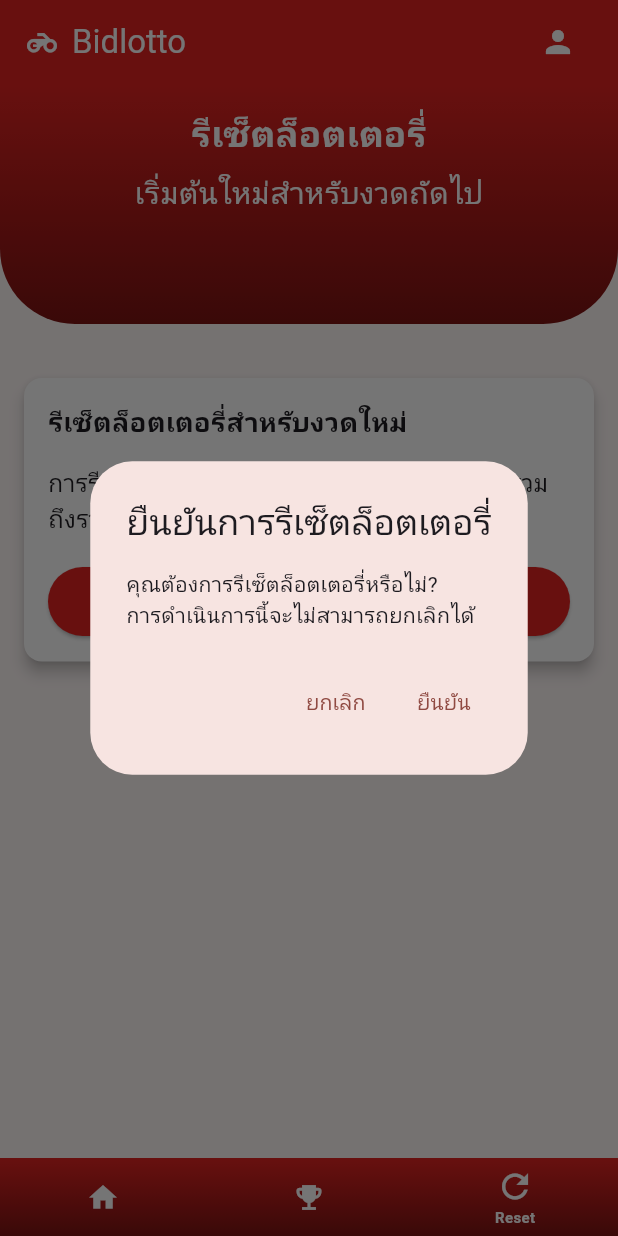
After one commit to l3lasx/bidlotto, a Flutter app: the ResetLottoAdmin screen opened by its route, after a tap on "รีเซ็ตล็อตเตอรี่", on a phone screen of 412 x 824 dp. The commit adds this screen. Run offline on Flutter 3.47's test engine with Material 3 defaults, Android fonts, the phone set to English and light mode, and no system bars; our stand-ins replace dio, flutter_riverpod, go_router, google_fonts, shared_preferences; accounts and stored records are empty; Roboto replaces fonts that are missing (Prompt).

Commit message:
add reset lotto page add route to reset lotto page in main

```diff
--- a/lib/main.dart
+++ b/lib/main.dart
@@ -10,6 +10,8 @@
 import 'package:go_router/go_router.dart';
 import 'package:google_fonts/google_fonts.dart';
 import 'package:flutter_riverpod/flutter_riverpod.dart';
+
+import 'pages/reset_lotto_admin.dart';
 
 void main() {
   runApp(const MyApp());
@@ -93,7 +95,7 @@
         GoRoute(
           path: '/Reset',
           builder: (BuildContext context, GoRouterState state) {
-            return const Scaffold(body: Center(child: Text('Reset Page')));
+            return const ResetLottoAdmin();
           },
         ),
       ],
--- /dev/null
+++ b/lib/pages/reset_lotto_admin.dart
@@ -0,0 +1,158 @@
+import 'package:flutter/material.dart';
+import 'package:go_router/go_router.dart';
+
+class ResetLottoAdmin extends StatefulWidget {
+  const ResetLottoAdmin({super.key});
+
+  @override
+  State<ResetLottoAdmin> createState() => _ResetLottoAdminState();
+}
+
+class _ResetLottoAdminState extends State<ResetLottoAdmin> {
+  final Color mainColor = const Color(0xFFE32321);
+  final Color darkerColor = const Color(0xFF7D1312);
+
+  Future<void> showConfirmationDialog() async {
+    return showDialog<void>(
+      context: context,
+      barrierDismissible: false,
+      builder: (BuildContext context) {
+        return AlertDialog(
+          title: Text('ยืนยันการรีเซ็ตล็อตเตอรี่'),
+          content: SingleChildScrollView(
+            child: ListBody(
+              children: <Widget>[
+                Text('คุณต้องการรีเซ็ตล็อตเตอรี่หรือไม่?'),
+                Text('การดำเนินการนี้จะไม่สามารถยกเลิกได้'),
+              ],
+            ),
+          ),
+          actions: <Widget>[
+            TextButton(
+              child: Text('ยกเลิก'),
+              onPressed: () {
+                Navigator.of(context).pop();
+              },
+            ),
+            TextButton(
+              child: Text('ยืนยัน'),
+              onPressed: () {
+                Navigator.of(context).pop();
+                // Add reset logic here
+                ScaffoldMessenger.of(context).showSnackBar(
+                  SnackBar(content: Text('ล็อตเตอรี่ถูกรีเซ็ตแล้ว')),
+                );
+              },
+            ),
+          ],
+        );
+      },
+    );
+  }
+
+  @override
+  Widget build(BuildContext context) {
+    return Scaffold(
+      appBar: AppBar(
+        backgroundColor: mainColor,
+        title: Row(
+          mainAxisAlignment: MainAxisAlignment.spaceBetween,
+          children: [
+            const Row(
+              children: [
+                Icon(Icons.motorcycle, color: Colors.white),
+                SizedBox(width: 8),
+                Text('Bidlotto', style: TextStyle(color: Colors.white)),
+              ],
+            ),
+            IconButton(
+              icon: const Icon(Icons.person, color: Colors.white),
+              onPressed: () {
+                context.push('/profile');
+              },
+            ),
+          ],
+        ),
+      ),
+      body: SingleChildScrollView(
+        child: Column(
+          children: [
+            Container(
+              width: double.infinity,
+              height: 160,
+              decoration: BoxDecoration(
+                gradient: LinearGradient(
+                  begin: Alignment.topCenter,
+                  end: Alignment.bottomCenter,
+                  colors: [mainColor, darkerColor],
+                ),
+                borderRadius: const BorderRadius.only(
+                  bottomLeft: Radius.circular(50),
+                  bottomRight: Radius.circular(50),
+                ),
+              ),
+              padding: const EdgeInsets.all(16),
+              child: const Column(
+                children: [
+                  Text(
+                    'รีเซ็ตล็อตเตอรี่',
+                    style: TextStyle(
+                        color: Colors.white,
+                        fontSize: 24,
+                        fontWeight: FontWeight.bold),
+                  ),
+                  SizedBox(height: 8),
+                  Text(
+                    'เริ่มต้นใหม่สำหรับงวดถัดไป',
+                    style: TextStyle(color: Colors.white, fontSize: 20),
+                  ),
+                ],
+              ),
+            ),
+            const SizedBox(height: 20),
+            Card(
+              margin: const EdgeInsets.all(16),
+              color: Colors.white,
+              elevation: 4,
+              shape: RoundedRectangleBorder(
+                borderRadius: BorderRadius.circular(12),
+              ),
+              child: Padding(
+                padding: const EdgeInsets.all(16),
+                child: Column(
+                  crossAxisAlignment: CrossAxisAlignment.start,
+                  children: [
+                    Text(
+                      'รีเซ็ตล็อตเตอรี่สำหรับงวดใหม่',
+                      style: TextStyle(fontSize: 18, fontWeight: FontWeight.bold),
+                    ),
+                    SizedBox(height: 16),
+                    Text(
+                      'การรีเซ็ตจะล้างข้อมูลทั้งหมดของงวดปัจจุบัน รวมถึงรายการสั่งซื้อและผลการออกรางวัล',
+                      style: TextStyle(fontSize: 16),
+                    ),
+                    SizedBox(height: 20),
+                    SizedBox(
+                      width: double.infinity,
+                      child: ElevatedButton(
+                        onPressed: showConfirmationDialog,
+                        style: ElevatedButton.styleFrom(
+                          backgroundColor: mainColor,
+                          foregroundColor: Colors.white,
+                          padding: EdgeInsets.symmetric(vertical: 10),
+                        ),
+                        child: Text('รีเซ็ตล็อตเตอรี่',
+                            style: TextStyle(
+                                fontSize: 18, fontWeight: FontWeight.bold)),
+                      ),
+                    ),
+                  ],
+                ),
+              ),
+            ),
+          ],
+        ),
+      ),
+    );
+  }
+}
```
